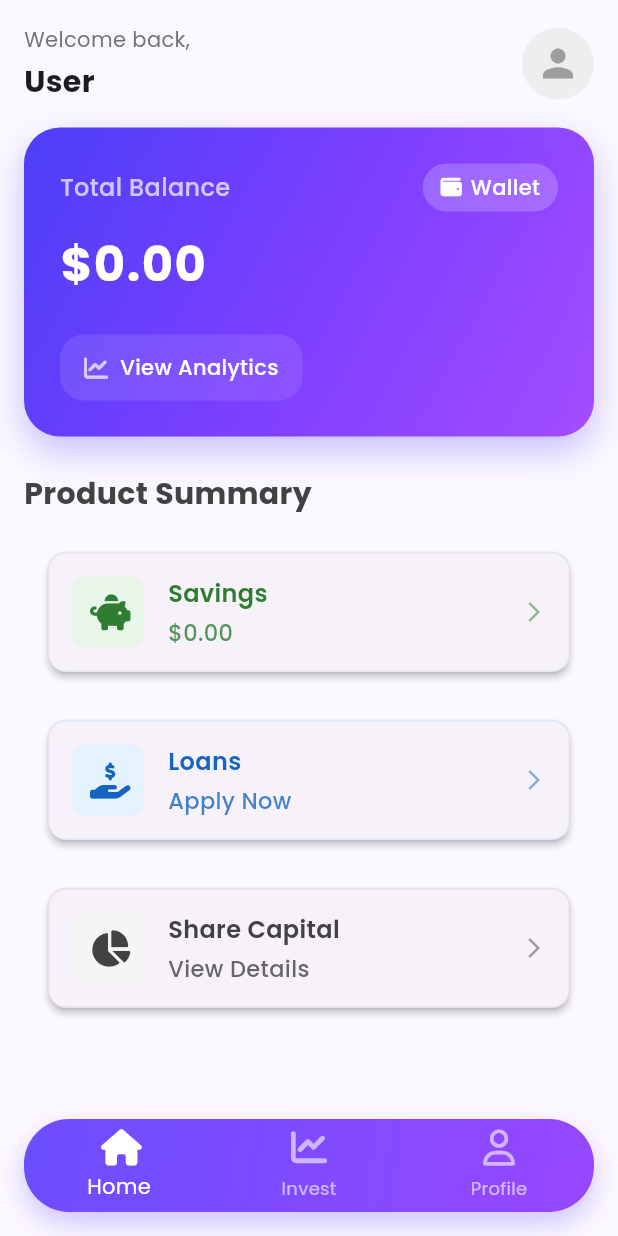
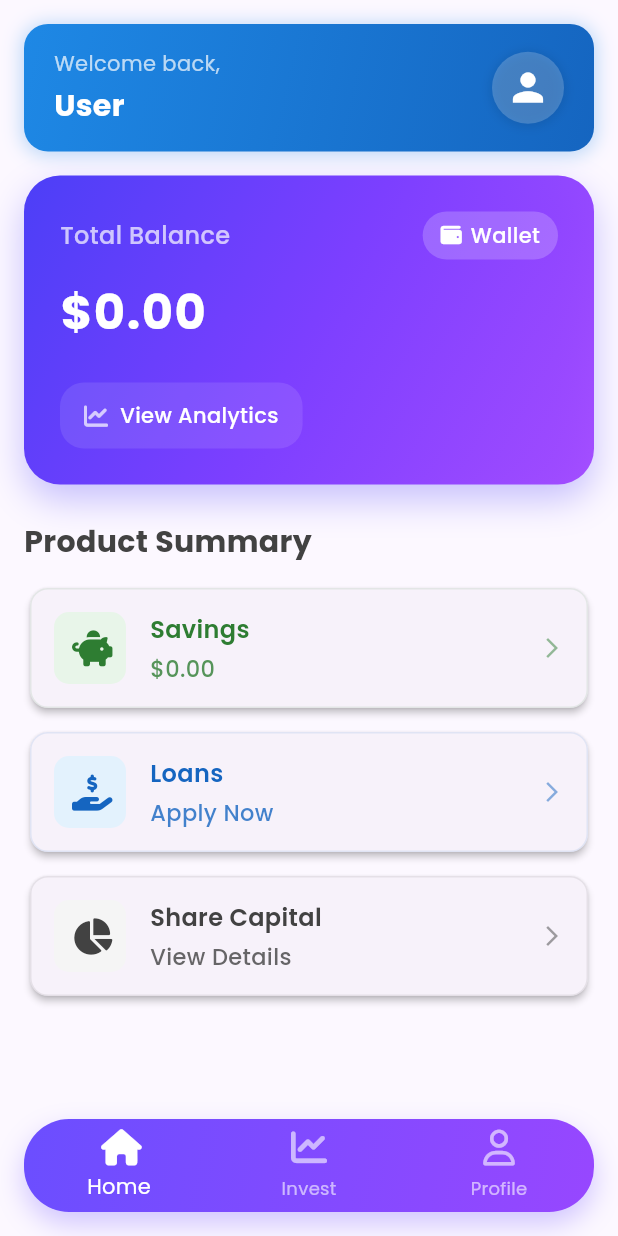
Before and after one commit to kimani-derrick/flutterVunaApp, a Flutter app: the HomeScreen screen opened directly, on a phone screen of 412 x 824 dp. Run offline on Flutter 3.47's test engine with Material 3 defaults, Android fonts, the phone set to English and light mode, and no system bars; our stand-ins replace font_awesome_flutter, google_fonts, shared_preferences; accounts and stored records are empty.

Commit message:
cleaned the inest screen

```diff
--- a/lib/screens/home_screen.dart
+++ b/lib/screens/home_screen.dart
@@ -118,7 +118,6 @@ class _HomeScreenState extends State<HomeScreen> {
     }
 
     return Card(
-      margin: const EdgeInsets.symmetric(horizontal: 16, vertical: 8),
       elevation: 2,
       shape: RoundedRectangleBorder(
         borderRadius: BorderRadius.circular(12),
@@ -154,6 +153,7 @@ class _HomeScreenState extends State<HomeScreen> {
               Expanded(
                 child: Column(
                   crossAxisAlignment: CrossAxisAlignment.start,
+                  mainAxisSize: MainAxisSize.min,
                   children: [
                     Text(
                       title,
@@ -520,18 +520,38 @@ class _HomeScreenState extends State<HomeScreen> {
               children: [
                 // Top Menu Bar
                 Container(
-                  padding: const EdgeInsets.all(16.0),
+                  margin: const EdgeInsets.all(16.0),
+                  padding: const EdgeInsets.symmetric(horizontal: 20.0, vertical: 16.0),
+                  decoration: BoxDecoration(
+                    gradient: const LinearGradient(
+                      begin: Alignment.topLeft,
+                      end: Alignment.bottomRight,
+                      colors: [
+                        Color(0xFF1E88E5),  // Primary blue
+                        Color(0xFF1565C0),  // Darker blue
+                      ],
+                    ),
+                    borderRadius: BorderRadius.circular(16),
+                    boxShadow: [
+                      BoxShadow(
+                        color: const Color(0xFF1E88E5).withOpacity(0.3),
+                        spreadRadius: 1,
+                        blurRadius: 10,
+                        offset: const Offset(0, 1),
+                      ),
+                    ],
+                  ),
                   child: Row(
                     mainAxisAlignment: MainAxisAlignment.spaceBetween,
                     children: [
                       Column(
                         crossAxisAlignment: CrossAxisAlignment.start,
                         children: [
-                          Text(
+                          const Text(
                             'Welcome back,',
                             style: TextStyle(
                               fontSize: 14,
-                              color: Colors.grey[600],
+                              color: Colors.white70,
                             ),
                           ),
                           const SizedBox(height: 4),
@@ -540,23 +560,37 @@ class _HomeScreenState extends State<HomeScreen> {
                             style: const TextStyle(
                               fontSize: 20,
                               fontWeight: FontWeight.bold,
+                              color: Colors.white,
                             ),
                           ),
                         ],
                       ),
-                      CircleAvatar(
+                      Container(
+                        decoration: BoxDecoration(
+                          color: Colors.white.withOpacity(0.2),
+                          shape: BoxShape.circle,
+                          boxShadow: [
+                            BoxShadow(
+                              color: Colors.black.withOpacity(0.1),
+                              spreadRadius: 1,
+                              blurRadius: 5,
+                              offset: const Offset(0, 1),
+                            ),
+                          ],
+                        ),
+                        child: const CircleAvatar(
                           radius: 24,
-                        backgroundColor: Colors.grey[200],
-                        child: const Icon(
+                          backgroundColor: Colors.transparent,
+                          child: Icon(
                             Icons.person,
                             size: 30,
-                          color: Colors.grey,
+                            color: Colors.white,
+                          ),
                         ),
                       ),
                     ],
                   ),
                 ),
-
                 // Total Balance Card
                 _buildTotalBalanceCard(
                   context,
@@ -567,7 +601,10 @@ class _HomeScreenState extends State<HomeScreen> {
                 // Product Summary Section
                 Padding(
                   padding: const EdgeInsets.symmetric(horizontal: 16),
-                  child: Text(
+                  child: Column(
+                    crossAxisAlignment: CrossAxisAlignment.start,
+                    children: [
+                      Text(
                         'Product Summary',
                         style: TextStyle(
                           fontSize: 20,
@@ -575,44 +612,28 @@ class _HomeScreenState extends State<HomeScreen> {
                           color: Colors.grey[800],
                         ),
                       ),
-                ),
-                const SizedBox(height: 16),
-
-                // Savings Section
-                Container(
-                  margin: const EdgeInsets.symmetric(horizontal: 16),
-                  child: _buildProductSummaryCard(
+                      const SizedBox(height: 12),
+                      _buildProductSummaryCard(
                         'Savings',
                         NumberFormat.currency(locale: 'en_US', symbol: '\$').format(totalBalance),
                         FontAwesomeIcons.piggyBank,
                       ),
-                ),
-
-                const SizedBox(height: 16),
-
-                // Loans Section
-                Container(
-                  margin: const EdgeInsets.symmetric(horizontal: 16),
-                  child: _buildProductSummaryCard(
+                      const SizedBox(height: 8),
+                      _buildProductSummaryCard(
                         'Loans',
                         'Apply Now',
                         FontAwesomeIcons.handHoldingDollar,
                       ),
-                ),
-
-                const SizedBox(height: 16),
-
-                // Share Capital Section
-                Container(
-                  margin: const EdgeInsets.symmetric(horizontal: 16),
-                  child: _buildProductSummaryCard(
+                      const SizedBox(height: 8),
+                      _buildProductSummaryCard(
                         'Share Capital',
                         'View Details',
                         FontAwesomeIcons.chartPie,
                       ),
+                    ],
                   ),
-
-                const SizedBox(height: 24),
+                ),
+                const SizedBox(height: 16),
               ],
             ),
           ),
```
Lines whose indentation alone changed are shown as unchanged.
